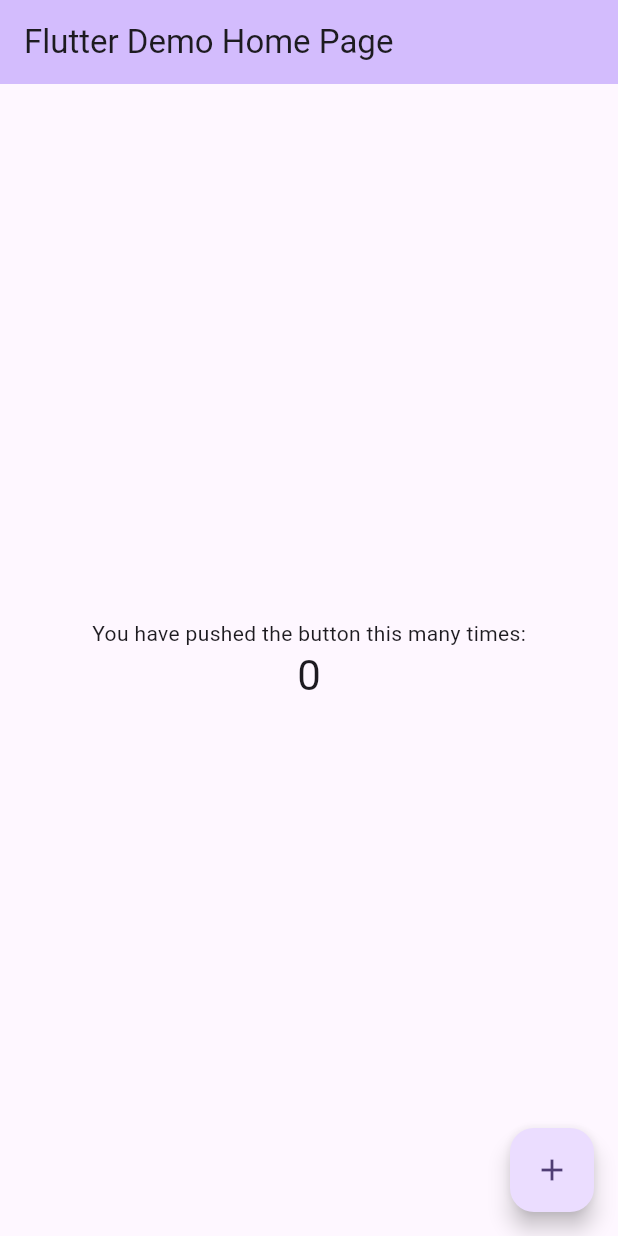
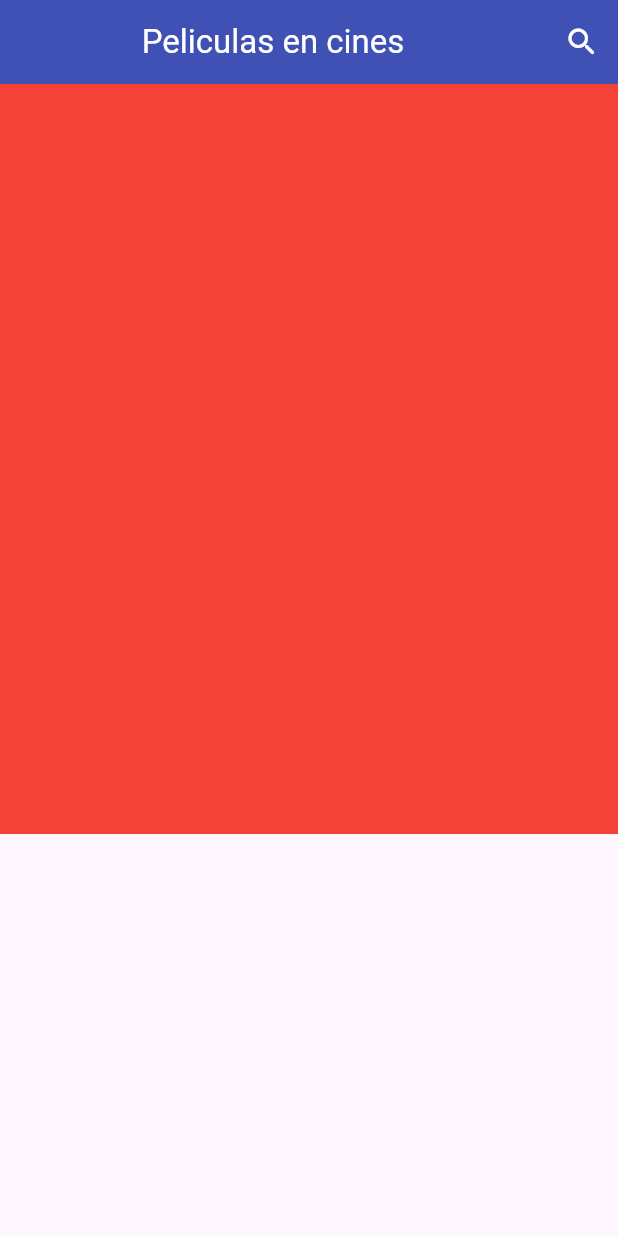
Before and after one commit to JesusRangelDiaz/movies-app, a Flutter app: the screen it shows after launch, on a phone screen of 412 x 824 dp. Run offline on Flutter 3.47's test engine with Material 3 defaults, Android fonts, the phone set to English and light mode, and no system bars.

Commit message:
feat(new dependency): :heavy_plus_sign: added homescreen and detailsscreen. added flutter_card_swiper v7.0.0

```diff
--- a/lib/main.dart
+++ b/lib/main.dart
@@ -1,125 +1,27 @@
 import 'package:flutter/material.dart';
+import 'package:movies_app/screens/screens.dart';
 
-void main() {
-  runApp(const MyApp());
-}
+
+void main() => runApp(const MyApp());
 
 class MyApp extends StatelessWidget {
   const MyApp({super.key});
 
-  // This widget is the root of your application.
   @override
   Widget build(BuildContext context) {
     return MaterialApp(
-      title: 'Flutter Demo',
-      theme: ThemeData(
-        // This is the theme of your application.
-        //
-        // TRY THIS: Try running your application with "flutter run". You'll see
-        // the application has a purple toolbar. Then, without quitting the app,
-        // try changing the seedColor in the colorScheme below to Colors.green
-        // and then invoke "hot reload" (save your changes or press the "hot
-        // reload" button in a Flutter-supported IDE, or press "r" if you used
-        // the command line to start the app).
-        //
-        // Notice that the counter didn't reset back to zero; the application
-        // state is not lost during the reload. To reset the state, use hot
-        // restart instead.
-        //
-        // This works for code too, not just values: Most code changes can be
-        // tested with just a hot reload.
-        colorScheme: ColorScheme.fromSeed(seedColor: Colors.deepPurple),
-        useMaterial3: true,
+      debugShowCheckedModeBanner: false,
+      title: 'Peliculas',
+      initialRoute: 'home',
+      routes: {
+        'home' : (_) => const HomeScreen(),
+        'details' : (_)=> const DetalailsScreen(),
+      },
+      theme: ThemeData.light().copyWith(
+        appBarTheme: const AppBarTheme(
+          color: Colors.indigo,
+        )
       ),
-      home: const MyHomePage(title: 'Flutter Demo Home Page'),
     );
   }
 }
-
-class MyHomePage extends StatefulWidget {
-  const MyHomePage({super.key, required this.title});
-
-  // This widget is the home page of your application. It is stateful, meaning
-  // that it has a State object (defined below) that contains fields that affect
-  // how it looks.
-
-  // This class is the configuration for the state. It holds the values (in this
-  // case the title) provided by the parent (in this case the App widget) and
-  // used by the build method of the State. Fields in a Widget subclass are
-  // always marked "final".
-
-  final String title;
-
-  @override
-  State<MyHomePage> createState() => _MyHomePageState();
-}
-
-class _MyHomePageState extends State<MyHomePage> {
-  int _counter = 0;
-
-  void _incrementCounter() {
-    setState(() {
-      // This call to setState tells the Flutter framework that something has
-      // changed in this State, which causes it to rerun the build method below
-      // so that the display can reflect the updated values. If we changed
-      // _counter without calling setState(), then the build method would not be
-      // called again, and so nothing would appear to happen.
-      _counter++;
-    });
-  }
-
-  @override
-  Widget build(BuildContext context) {
-    // This method is rerun every time setState is called, for instance as done
-    // by the _incrementCounter method above.
-    //
-    // The Flutter framework has been optimized to make rerunning build methods
-    // fast, so that you can just rebuild anything that needs updating rather
-    // than having to individually change instances of widgets.
-    return Scaffold(
-      appBar: AppBar(
-        // TRY THIS: Try changing the color here to a specific color (to
-        // Colors.amber, perhaps?) and trigger a hot reload to see the AppBar
-        // change color while the other colors stay the same.
-        backgroundColor: Theme.of(context).colorScheme.inversePrimary,
-        // Here we take the value from the MyHomePage object that was created by
-        // the App.build method, and use it to set our appbar title.
-        title: Text(widget.title),
-      ),
-      body: Center(
-        // Center is a layout widget. It takes a single child and positions it
-        // in the middle of the parent.
-        child: Column(
-          // Column is also a layout widget. It takes a list of children and
-          // arranges them vertically. By default, it sizes itself to fit its
-          // children horizontally, and tries to be as tall as its parent.
-          //
-          // Column has various properties to control how it sizes itself and
-          // how it positions its children. Here we use mainAxisAlignment to
-          // center the children vertically; the main axis here is the vertical
-          // axis because Columns are vertical (the cross axis would be
-          // horizontal).
-          //
-          // TRY THIS: Invoke "debug painting" (choose the "Toggle Debug Paint"
-          // action in the IDE, or press "p" in the console), to see the
-          // wireframe for each widget.
-          mainAxisAlignment: MainAxisAlignment.center,
-          children: <Widget>[
-            const Text(
-              'You have pushed the button this many times:',
-            ),
-            Text(
-              '$_counter',
-              style: Theme.of(context).textTheme.headlineMedium,
-            ),
-          ],
-        ),
-      ),
-      floatingActionButton: FloatingActionButton(
-        onPressed: _incrementCounter,
-        tooltip: 'Increment',
-        child: const Icon(Icons.add),
-      ), // This trailing comma makes auto-formatting nicer for build methods.
-    );
-  }
-}
--- /dev/null
+++ b/lib/screens/details_screen.dart
@@ -0,0 +1,14 @@
+import 'package:flutter/material.dart';
+
+class DetalailsScreen extends StatelessWidget {
+  const DetalailsScreen({super.key});
+
+  @override
+  Widget build(BuildContext context) {
+    return const Scaffold(
+      body: Center(
+        child: Text('Details Screen'),
+      ),
+    );
+  }
+}
--- /dev/null
+++ b/lib/screens/home_screen.dart
@@ -0,0 +1,27 @@
+import 'package:flutter/material.dart';
+import 'package:movies_app/widgets/widgets.dart';
+
+class HomeScreen extends StatelessWidget {
+  const HomeScreen({super.key});
+
+  @override
+  Widget build(BuildContext context) {
+    return  Scaffold(
+      appBar:AppBar(
+        title: const Center(child: Text('Peliculas en cines',style: TextStyle(color: Colors.white))),
+        elevation: 0,
+        actions: [
+          IconButton(onPressed: (){}, icon: const Icon(Icons.search_rounded,color: Colors.white),)
+        ],
+      ),
+
+      body: Center(
+        child: Column(
+          children: [
+            CardSwiper(),
+          ],
+        )
+      )
+    );
+  }
+}
--- /dev/null
+++ b/lib/screens/screens.dart
@@ -0,0 +1,2 @@
+export 'package:movies_app/screens/details_screen.dart';
+export 'package:movies_app/screens/home_screen.dart';
--- /dev/null
+++ b/lib/widgets/card_swiper.dart
@@ -0,0 +1,14 @@
+import 'package:flutter/material.dart';
+
+class CardSwiper extends StatelessWidget {
+
+
+  @override
+  Widget build(BuildContext context) {
+    return Container(
+      width: double.infinity,
+      height: 500,
+      color: Colors.red,
+    );
+  }
+}
--- /dev/null
+++ b/lib/widgets/widgets.dart
@@ -0,0 +1 @@
+export 'package:movies_app/widgets/card_swiper.dart';
--- a/pubspec.yaml
+++ b/pubspec.yaml
@@ -35,6 +35,7 @@ dependencies:
   # The following adds the Cupertino Icons font to your application.
   # Use with the CupertinoIcons class for iOS style icons.
   cupertino_icons: ^1.0.6
+  flutter_card_swiper: ^7.0.0
 
 dev_dependencies:
   flutter_test:
```
Also changed, not shown: pubspec.lock.
